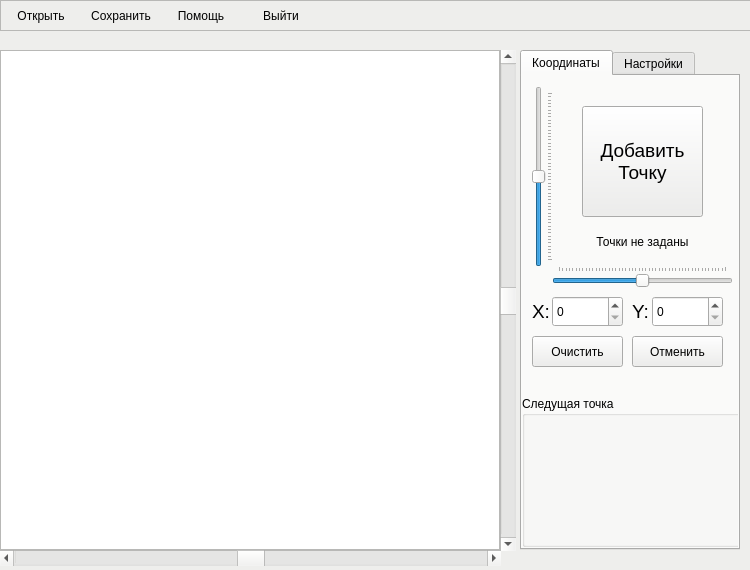
The window that mainwindow.ui (uzer037/grid) describes before a commit, drawn with Qt 5.
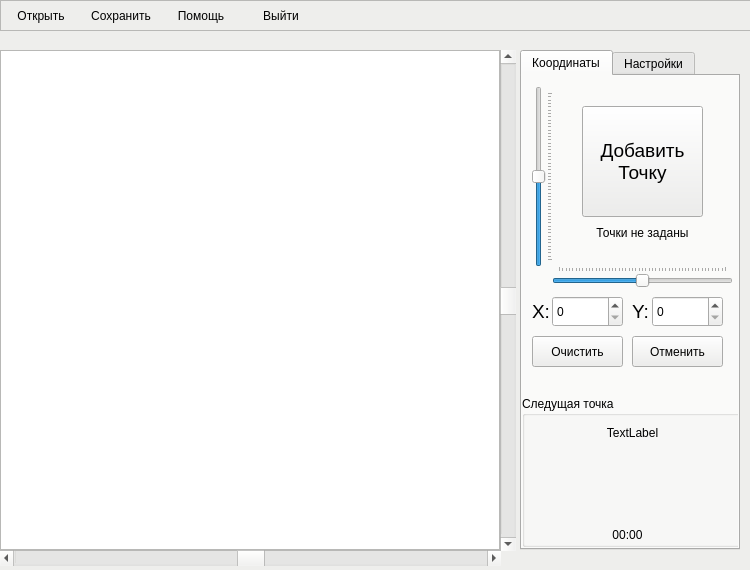
The same window after the commit. Icons and pictures are not drawn. Custom widgets are drawn as their Qt base class.

```diff
--- a/mainwindow.ui
+++ b/mainwindow.ui
@@ -922,7 +922,7 @@
         <string>Точки не заданы</string>
        </property>
        <property name="alignment">
-        <set>Qt::AlignCenter</set>
+        <set>Qt::AlignHCenter|Qt::AlignTop</set>
        </property>
       </widget>
       <widget class="QGroupBox" name="groupBox">
@@ -937,6 +937,38 @@
        <property name="title">
         <string>Следущая точка</string>
        </property>
+       <widget class="QLabel" name="gameString">
+        <property name="geometry">
+         <rect>
+          <x>0</x>
+          <y>30</y>
+          <width>221</width>
+          <height>91</height>
+         </rect>
+        </property>
+        <property name="text">
+         <string>TextLabel</string>
+        </property>
+        <property name="alignment">
+         <set>Qt::AlignHCenter|Qt::AlignTop</set>
+        </property>
+       </widget>
+       <widget class="QLabel" name="gameTimerTxt">
+        <property name="geometry">
+         <rect>
+          <x>0</x>
+          <y>130</y>
+          <width>211</width>
+          <height>17</height>
+         </rect>
+        </property>
+        <property name="text">
+         <string>00:00</string>
+        </property>
+        <property name="alignment">
+         <set>Qt::AlignCenter</set>
+        </property>
+       </widget>
       </widget>
      </widget>
      <widget class="QWidget" name="tab_2">
```
